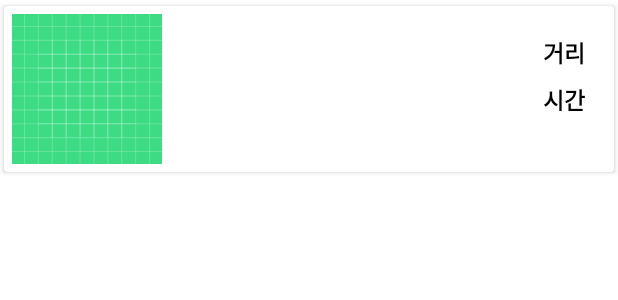
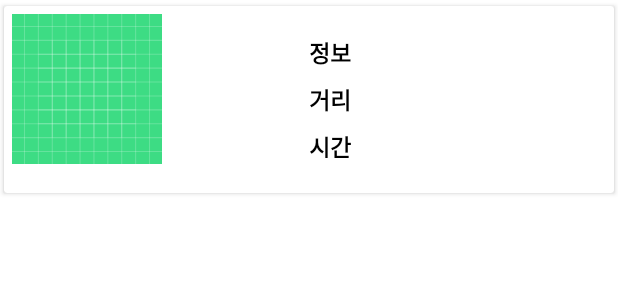
Before and after one commit to kimgeunha/work3, an Android app: the layout recview.xml on its own in the app's theme, with its tools: preview values and no code run, on a phone screen of 412 x 824 dp. Shown: the top 300 px of the screen. Run offline under Robolectric (Android 15) with nearby library versions, the phone set to English and light mode, and no system bars.

```diff
--- a/app/src/main/res/layout/recview.xml
+++ b/app/src/main/res/layout/recview.xml
@@ -8,6 +8,7 @@
         android:layout_width="match_parent"
         android:layout_height="wrap_content"
         app:cardBackgroundColor="#FFFFFFFF"
+        android:background="?attr/selectableItemBackground"
         app:cardUseCompatPadding="true">
         <ImageView
             android:id="@+id/image"
@@ -17,12 +18,21 @@
             android:src="@drawable/ic_launcher_background"/>
 
         <LinearLayout
+            android:layout_width="192dp"
+            android:layout_height="wrap_content"
             android:layout_gravity="right"
-            android:layout_width="wrap_content"
-            android:layout_height="wrap_content"
             android:layout_margin="15dp"
             android:orientation="vertical">
 
+            <TextView
+                android:id="@+id/info"
+                android:layout_width="wrap_content"
+                android:layout_height="wrap_content"
+                android:layout_margin="4dp"
+                android:text="정보"
+                android:textColor="@color/black"
+                android:textSize="15dp"
+                android:textStyle="bold" />
             <TextView
                 android:id="@+id/street"
                 android:layout_width="wrap_content"
@@ -44,6 +54,8 @@
                 android:textStyle="bold" />
 
 
+
+
         </LinearLayout>
 
     </androidx.cardview.widget.CardView>
```
Also changed, not shown: app/src/main/java/com/work/myapp/CustomApdater.java (+5 -7 lines), app/src/main/java/com/work/myapp/MapActivity.java (+66 -40 lines), app/src/main/java/com/work/myapp/locationdata.java (+7 -0 lines), gradle/wrapper/gradle-wrapper.properties.
